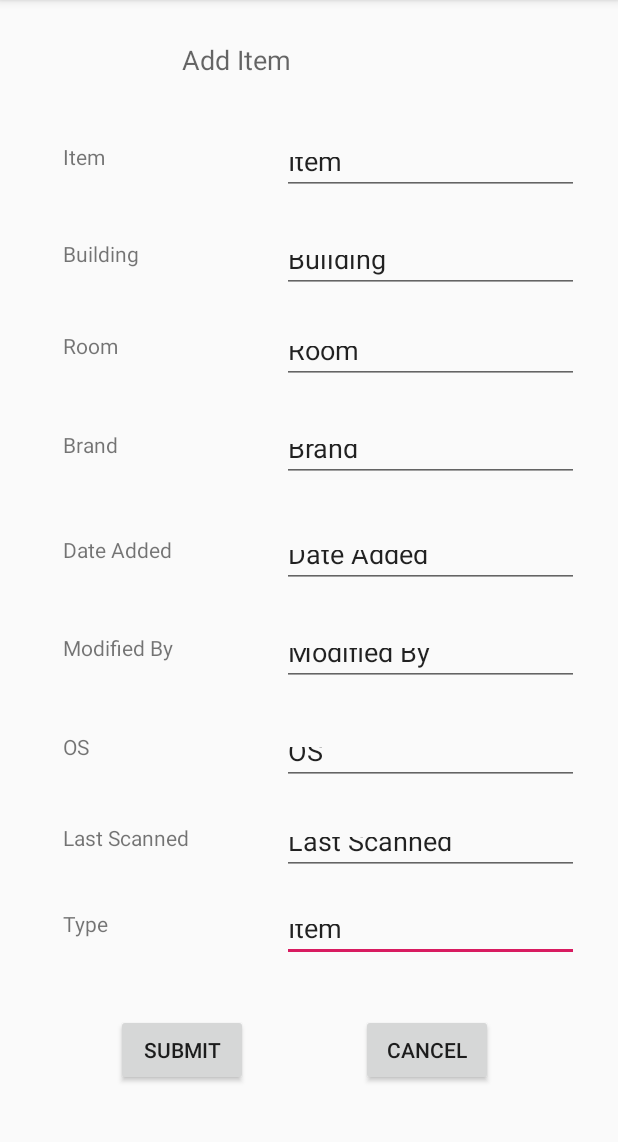
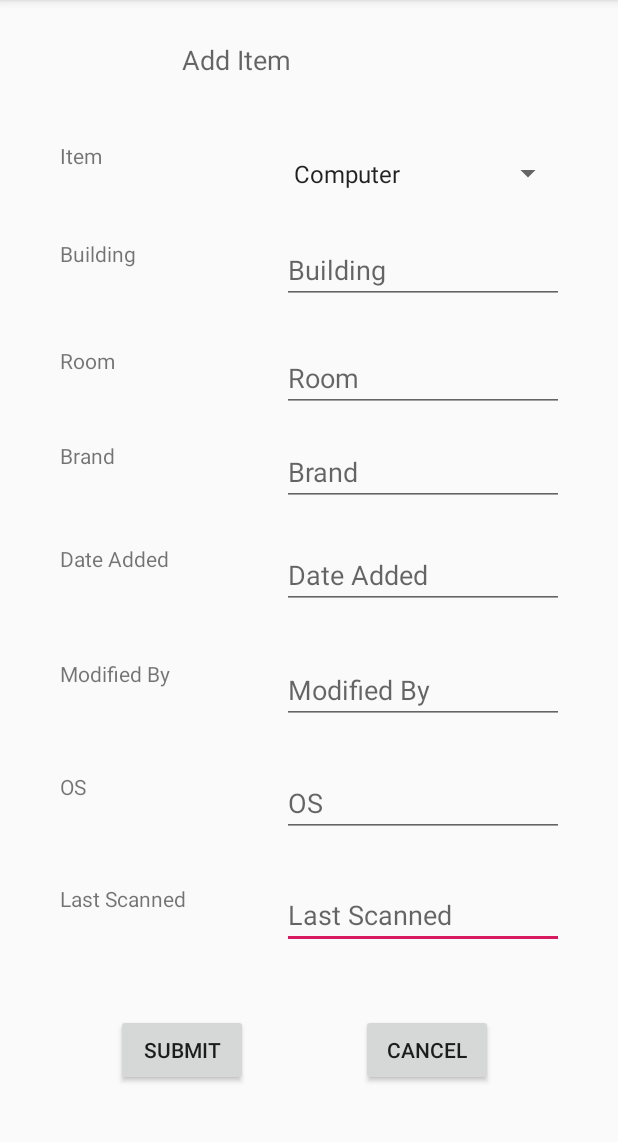
Before and after one commit to AugustanaCSC490Spring2020/InventoryAuditApp, an Android app: the AddItemPage screen opened directly, with no data from a screen before it, on a phone screen of 412 x 824 dp, the part 84-1226 px from its top. Run offline under Robolectric (Android 15) with nearby library versions, the phone set to English and light mode, and no system bars.

Commit message:
fixed tge layout and layout functionality problems with the Add Item Page. Still not writing to the database

```diff
--- a/app/src/main/java/com/example/inventoryauditapp/AddItemPage.java
+++ b/app/src/main/java/com/example/inventoryauditapp/AddItemPage.java
@@ -6,15 +6,22 @@ import android.app.Activity;
 import android.content.Intent;
 import android.os.Bundle;
 import android.view.View;
+import android.widget.AdapterView;
 import android.widget.Button;
 import android.widget.EditText;
+import android.widget.Spinner;
 import android.widget.TextView;
 
 public class AddItemPage extends AppCompatActivity {
 
+    //Initialize Buttons
     Button submit;
     Button cancel;
-    EditText itemInput;
+
+    //Initialize Spinner
+    Spinner itemType;
+
+    //Initialize EditText
     EditText buildingInput;
     EditText roomInput;
     EditText osInput;
@@ -22,7 +29,11 @@ public class AddItemPage extends AppCompatActivity {
     EditText lastScannedInput;
     EditText dateAddedInput;
     EditText modifiedByInput;
-    EditText typeInput;
+
+    //Initialize TextView
+    TextView osTextView;
+    TextView lastScannedTextView;
+
 
 
 
@@ -40,13 +51,26 @@ public class AddItemPage extends AppCompatActivity {
         //Cancel Button
         changeActivity(cancel, InventorySearchResultsPage.class);
 
+        //sets a listener to see if the spinner is changed
+        itemType.setOnItemSelectedListener(new AdapterView.OnItemSelectedListener() {
+            @Override
+            public void onItemSelected(AdapterView<?> parent, View view, int position, long id) {
+                handleItemSpinnerChange();
+            }
+
+            @Override
+            public void onNothingSelected(AdapterView<?> parent) {
+                //left intentionally blank
+            }
+        });
+
     }
 
     //Initializes Components
     private void initUI() {
         submit              = findViewById(R.id.submitButton);
         cancel              = findViewById(R.id.cancelButton);
-        itemInput           = findViewById(R.id.itemInput);
+        itemType            = findViewById(R.id.itemTypeSpinner);
         buildingInput       = findViewById(R.id.buildingInput);
         roomInput           = findViewById(R.id.roomInput);
         osInput             = findViewById(R.id.osInput);
@@ -54,7 +78,8 @@ public class AddItemPage extends AppCompatActivity {
         lastScannedInput    = findViewById(R.id.lastScannedInput);
         dateAddedInput      = findViewById(R.id.dateAddedInput);
         modifiedByInput     = findViewById(R.id.modifiedInput);
-        typeInput           = findViewById(R.id.typeInput);
+        osTextView          = findViewById(R.id.OSText);
+        lastScannedTextView = findViewById(R.id.lastScannedText);
     }
 
     /**
@@ -71,4 +96,26 @@ public class AddItemPage extends AppCompatActivity {
             }
         });
     }
+
+    /**
+     * OS and Last Scanned should only be visible when a Computer is selected
+     */
+    public void handleItemSpinnerChange(){
+        String itemTypeText = itemType.getSelectedItem().toString();
+        if(itemTypeText.equals("Computer")){
+            osTextView.setVisibility(View.VISIBLE);
+            osInput.setVisibility(View.VISIBLE);
+            lastScannedTextView.setVisibility(View.VISIBLE);
+            lastScannedInput.setVisibility(View.VISIBLE);
+        }
+        else if(itemTypeText.equals("Printer")){
+            osTextView.setVisibility(View.INVISIBLE);
+            osInput.setVisibility(View.INVISIBLE);
+            lastScannedTextView.setVisibility(View.INVISIBLE);
+            lastScannedInput.setVisibility(View.INVISIBLE);
+        }
+        else{
+            //could just be an if - else statement but leaving room for more items being added
+        }
+    }
 }
--- a/app/src/main/res/layout/activity_add_item_page.xml
+++ b/app/src/main/res/layout/activity_add_item_page.xml
@@ -19,212 +19,184 @@
         app:layout_constraintVertical_bias="0.939" />
 
     <EditText
-        android:id="@+id/typeInput"
-        android:layout_width="198dp"
-        android:layout_height="35dp"
+        android:id="@+id/lastScannedInput"
+        android:layout_width="188dp"
+        android:layout_height="43dp"
         android:ems="10"
+        android:hint="@string/lastScanned"
         android:inputType="textPersonName"
-        android:text="@string/item"
         app:layout_constraintBottom_toBottomOf="parent"
         app:layout_constraintEnd_toEndOf="parent"
-        app:layout_constraintHorizontal_bias="0.877"
+        app:layout_constraintHorizontal_bias="0.838"
         app:layout_constraintStart_toStartOf="parent"
         app:layout_constraintTop_toTopOf="parent"
-        app:layout_constraintVertical_bias="0.827" />
-
-    <EditText
-        android:id="@+id/lastScannedInput"
-        android:layout_width="198dp"
-        android:layout_height="35dp"
-        android:ems="10"
-        android:inputType="textPersonName"
-        android:text="@string/lastScanned"
-        app:layout_constraintBottom_toBottomOf="parent"
-        app:layout_constraintEnd_toEndOf="parent"
-        app:layout_constraintHorizontal_bias="0.877"
-        app:layout_constraintStart_toStartOf="parent"
-        app:layout_constraintTop_toTopOf="parent"
-        app:layout_constraintVertical_bias="0.748" />
+        app:layout_constraintVertical_bias="0.813" />
 
     <EditText
         android:id="@+id/osInput"
-        android:layout_width="198dp"
-        android:layout_height="35dp"
+        android:layout_width="188dp"
+        android:layout_height="43dp"
         android:ems="10"
+        android:hint="@string/OS"
         android:inputType="textPersonName"
-        android:text="@string/OS"
         app:layout_constraintBottom_toBottomOf="parent"
         app:layout_constraintEnd_toEndOf="parent"
-        app:layout_constraintHorizontal_bias="0.877"
+        app:layout_constraintHorizontal_bias="0.838"
         app:layout_constraintStart_toStartOf="parent"
         app:layout_constraintTop_toTopOf="parent"
-        app:layout_constraintVertical_bias="0.666" />
+        app:layout_constraintVertical_bias="0.71" />
 
     <EditText
         android:id="@+id/modifiedInput"
-        android:layout_width="198dp"
-        android:layout_height="35dp"
+        android:layout_width="188dp"
+        android:layout_height="43dp"
         android:ems="10"
+        android:hint="@string/modifiedBy"
         android:inputType="textPersonName"
-        android:text="@string/modifiedBy"
         app:layout_constraintBottom_toBottomOf="parent"
         app:layout_constraintEnd_toEndOf="parent"
-        app:layout_constraintHorizontal_bias="0.877"
+        app:layout_constraintHorizontal_bias="0.838"
         app:layout_constraintStart_toStartOf="parent"
         app:layout_constraintTop_toTopOf="parent"
-        app:layout_constraintVertical_bias="0.576" />
+        app:layout_constraintVertical_bias="0.606" />
 
     <EditText
         android:id="@+id/dateAddedInput"
-        android:layout_width="198dp"
-        android:layout_height="35dp"
+        android:layout_width="188dp"
+        android:layout_height="43dp"
         android:ems="10"
+        android:hint="@string/dateAdded"
         android:inputType="textPersonName"
-        android:text="@string/dateAdded"
         app:layout_constraintBottom_toBottomOf="parent"
         app:layout_constraintEnd_toEndOf="parent"
-        app:layout_constraintHorizontal_bias="0.877"
+        app:layout_constraintHorizontal_bias="0.838"
         app:layout_constraintStart_toStartOf="parent"
-        app:layout_constraintTop_toTopOf="parent"
-        app:layout_constraintVertical_bias="0.487" />
+        app:layout_constraintTop_toTopOf="parent" />
 
     <EditText
         android:id="@+id/brandInput"
-        android:layout_width="198dp"
-        android:layout_height="35dp"
+        android:layout_width="188dp"
+        android:layout_height="43dp"
         android:ems="10"
+        android:hint="@string/brand"
         android:inputType="textPersonName"
-        android:text="@string/brand"
         app:layout_constraintBottom_toBottomOf="parent"
         app:layout_constraintEnd_toEndOf="parent"
-        app:layout_constraintHorizontal_bias="0.877"
+        app:layout_constraintHorizontal_bias="0.838"
         app:layout_constraintStart_toStartOf="parent"
         app:layout_constraintTop_toTopOf="parent"
-        app:layout_constraintVertical_bias="0.39" />
+        app:layout_constraintVertical_bias="0.406" />
 
     <EditText
         android:id="@+id/roomInput"
-        android:layout_width="198dp"
-        android:layout_height="35dp"
+        android:layout_width="188dp"
+        android:layout_height="43dp"
         android:ems="10"
+        android:hint="@string/room"
         android:inputType="textPersonName"
-        android:text="@string/room"
         app:layout_constraintBottom_toBottomOf="parent"
         app:layout_constraintEnd_toEndOf="parent"
-        app:layout_constraintHorizontal_bias="0.877"
+        app:layout_constraintHorizontal_bias="0.838"
         app:layout_constraintStart_toStartOf="parent"
         app:layout_constraintTop_toTopOf="parent"
-        app:layout_constraintVertical_bias="0.301" />
+        app:layout_constraintVertical_bias="0.319" />
 
     <EditText
         android:id="@+id/buildingInput"
-        android:layout_width="198dp"
-        android:layout_height="35dp"
+        android:layout_width="188dp"
+        android:layout_height="43dp"
         android:ems="10"
+        android:hint="@string/building"
         android:inputType="textPersonName"
-        android:text="@string/building"
         app:layout_constraintBottom_toBottomOf="parent"
         app:layout_constraintEnd_toEndOf="parent"
-        app:layout_constraintHorizontal_bias="0.877"
+        app:layout_constraintHorizontal_bias="0.838"
         app:layout_constraintStart_toStartOf="parent"
         app:layout_constraintTop_toTopOf="parent"
-        app:layout_constraintVertical_bias="0.218" />
-
-    <TextView
-        android:id="@+id/typeText"
-        android:layout_width="97dp"
-        android:layout_height="30dp"
-        android:text="@string/type"
-        app:layout_constraintBottom_toBottomOf="parent"
-        app:layout_constraintEnd_toEndOf="parent"
-        app:layout_constraintHorizontal_bias="0.133"
-        app:layout_constraintStart_toStartOf="parent"
-        app:layout_constraintTop_toTopOf="parent"
-        app:layout_constraintVertical_bias="0.821" />
+        app:layout_constraintVertical_bias="0.22" />
 
     <TextView
         android:id="@+id/lastScannedText"
-        android:layout_width="97dp"
-        android:layout_height="30dp"
+        android:layout_width="111dp"
+        android:layout_height="43dp"
         android:text="@string/lastScanned"
         app:layout_constraintBottom_toBottomOf="parent"
         app:layout_constraintEnd_toEndOf="parent"
         app:layout_constraintHorizontal_bias="0.133"
         app:layout_constraintStart_toStartOf="parent"
         app:layout_constraintTop_toTopOf="parent"
-        app:layout_constraintVertical_bias="0.743" />
+        app:layout_constraintVertical_bias="0.813" />
 
     <TextView
         android:id="@+id/OSText"
-        android:layout_width="97dp"
-        android:layout_height="30dp"
+        android:layout_width="111dp"
+        android:layout_height="43dp"
         android:text="@string/OS"
         app:layout_constraintBottom_toBottomOf="parent"
         app:layout_constraintEnd_toEndOf="parent"
         app:layout_constraintHorizontal_bias="0.133"
         app:layout_constraintStart_toStartOf="parent"
         app:layout_constraintTop_toTopOf="parent"
-        app:layout_constraintVertical_bias="0.661" />
+        app:layout_constraintVertical_bias="0.71" />
 
     <TextView
         android:id="@+id/modifiedByText"
-        android:layout_width="97dp"
-        android:layout_height="30dp"
+        android:layout_width="111dp"
+        android:layout_height="43dp"
         android:text="@string/modifiedBy"
         app:layout_constraintBottom_toBottomOf="parent"
         app:layout_constraintEnd_toEndOf="parent"
         app:layout_constraintHorizontal_bias="0.133"
         app:layout_constraintStart_toStartOf="parent"
         app:layout_constraintTop_toTopOf="parent"
-        app:layout_constraintVertical_bias="0.572" />
+        app:layout_constraintVertical_bias="0.606" />
 
     <TextView
         android:id="@+id/dateAddedText"
-        android:layout_width="97dp"
-        android:layout_height="30dp"
+        android:layout_width="111dp"
+        android:layout_height="43dp"
         android:text="@string/dateAdded"
         app:layout_constraintBottom_toBottomOf="parent"
         app:layout_constraintEnd_toEndOf="parent"
         app:layout_constraintHorizontal_bias="0.133"
         app:layout_constraintStart_toStartOf="parent"
-        app:layout_constraintTop_toTopOf="parent"
-        app:layout_constraintVertical_bias="0.483" />
+        app:layout_constraintTop_toTopOf="parent" />
 
     <TextView
         android:id="@+id/brandText"
-        android:layout_width="97dp"
-        android:layout_height="30dp"
+        android:layout_width="111dp"
+        android:layout_height="43dp"
         android:text="@string/brand"
         app:layout_constraintBottom_toBottomOf="parent"
         app:layout_constraintEnd_toEndOf="parent"
         app:layout_constraintHorizontal_bias="0.133"
         app:layout_constraintStart_toStartOf="parent"
         app:layout_constraintTop_toTopOf="parent"
-        app:layout_constraintVertical_bias="0.388" />
+        app:layout_constraintVertical_bias="0.406" />
 
     <TextView
         android:id="@+id/roomText"
-        android:layout_width="97dp"
-        android:layout_height="30dp"
+        android:layout_width="111dp"
+        android:layout_height="43dp"
         android:text="@string/room"
         app:layout_constraintBottom_toBottomOf="parent"
         app:layout_constraintEnd_toEndOf="parent"
         app:layout_constraintHorizontal_bias="0.133"
         app:layout_constraintStart_toStartOf="parent"
         app:layout_constraintTop_toTopOf="parent"
-        app:layout_constraintVertical_bias="0.299" />
+        app:layout_constraintVertical_bias="0.318" />
 
     <TextView
         android:id="@+id/buildingText"
-        android:layout_width="97dp"
-        android:layout_height="30dp"
+        android:layout_width="111dp"
+        android:layout_height="43dp"
         android:text="@string/building"
         app:layout_constraintBottom_toBottomOf="parent"
         app:layout_constraintEnd_toEndOf="parent"
         app:layout_constraintHorizontal_bias="0.133"
         app:layout_constraintStart_toStartOf="parent"
         app:layout_constraintTop_toTopOf="parent"
-        app:layout_constraintVertical_bias="0.216" />
+        app:layout_constraintVertical_bias="0.22" />
 
     <TextView
         android:id="@+id/addItemText"
@@ -241,29 +213,15 @@
 
     <TextView
         android:id="@+id/itemText"
-        android:layout_width="97dp"
-        android:layout_height="30dp"
+        android:layout_width="111dp"
+        android:layout_height="43dp"
         android:text="@string/item"
         app:layout_constraintBottom_toBottomOf="parent"
         app:layout_constraintEnd_toEndOf="parent"
         app:layout_constraintHorizontal_bias="0.133"
         app:layout_constraintStart_toStartOf="parent"
         app:layout_constraintTop_toTopOf="parent"
-        app:layout_constraintVertical_bias="0.128" />
-
-    <EditText
-        android:id="@+id/itemInput"
-        android:layout_width="198dp"
-        android:layout_height="35dp"
-        android:ems="10"
-        android:inputType="textPersonName"
-        android:text="@string/item"
-        app:layout_constraintBottom_toBottomOf="parent"
-        app:layout_constraintEnd_toEndOf="parent"
-        app:layout_constraintHorizontal_bias="0.877"
-        app:layout_constraintStart_toStartOf="parent"
-        app:layout_constraintTop_toTopOf="parent"
-        app:layout_constraintVertical_bias="0.129" />
+        app:layout_constraintVertical_bias="0.13" />
 
     <Button
         android:id="@+id/submitButton"
@@ -277,4 +235,16 @@
         app:layout_constraintTop_toTopOf="parent"
         app:layout_constraintVertical_bias="0.939" />
 
+    <Spinner
+        android:id="@+id/itemTypeSpinner"
+        android:layout_width="188dp"
+        android:layout_height="43dp"
+        android:entries="@array/itemTypes"
+        app:layout_constraintBottom_toBottomOf="parent"
+        app:layout_constraintEnd_toEndOf="parent"
+        app:layout_constraintHorizontal_bias="0.838"
+        app:layout_constraintStart_toStartOf="parent"
+        app:layout_constraintTop_toTopOf="parent"
+        app:layout_constraintVertical_bias="0.13" />
+
 </androidx.constraintlayout.widget.ConstraintLayout>
--- a/build.gradle
+++ b/build.gradle
@@ -7,7 +7,7 @@ buildscript {
 
     }
     dependencies {
-        classpath 'com.android.tools.build:gradle:3.6.0'
+        classpath 'com.android.tools.build:gradle:3.6.2'
         classpath 'com.google.gms:google-services:4.3.3'
 
         // NOTE: Do not place your application dependencies here; they belong
```
